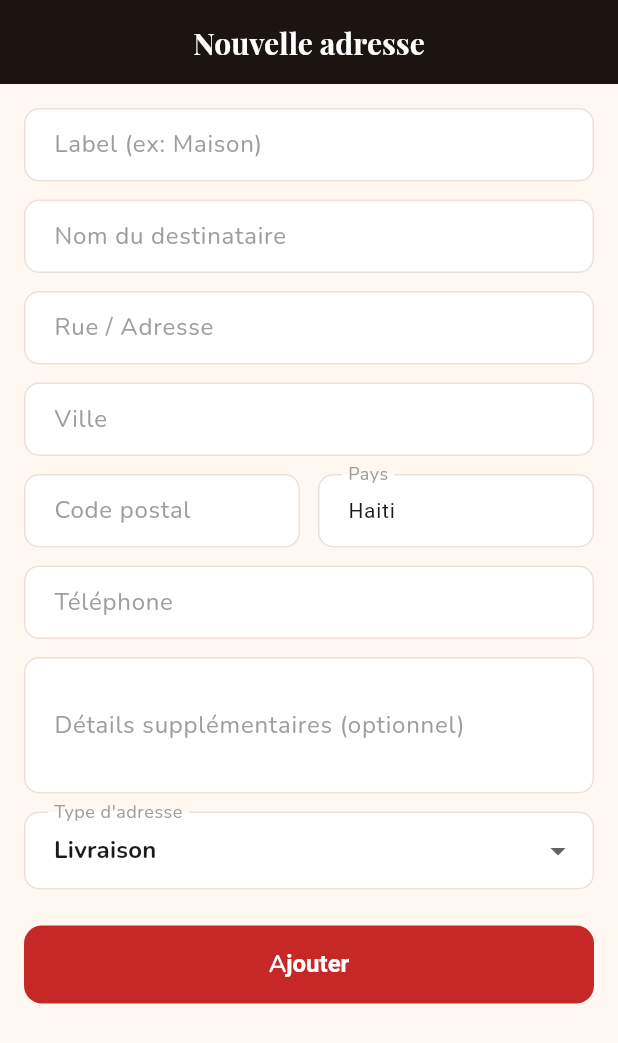
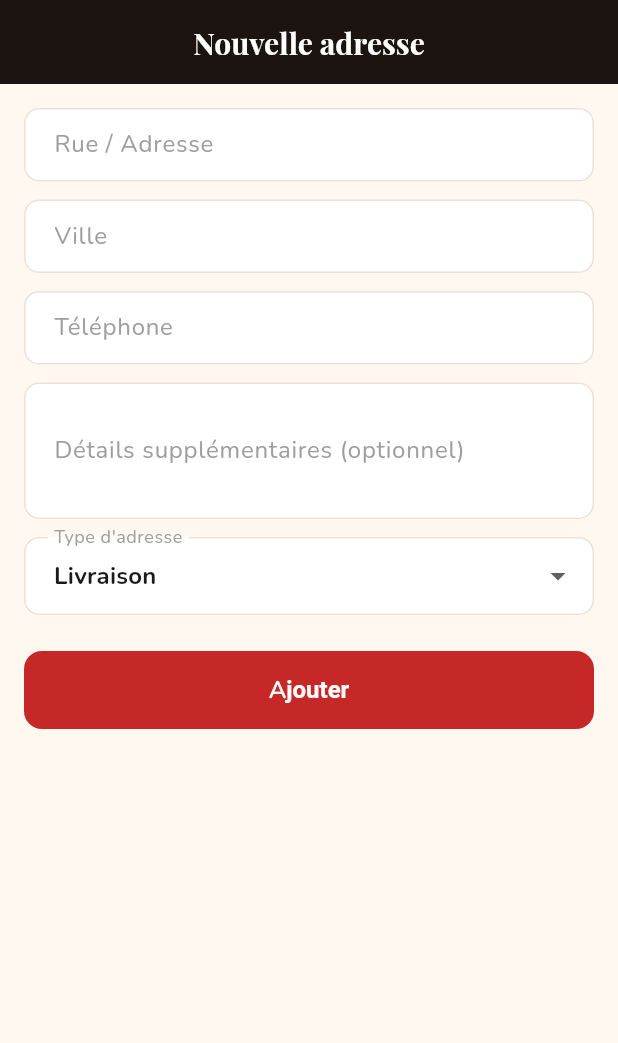
Before and after one commit to Vaillantval/Hayitis-Version-Mobile, a Flutter app: the AddressFormScreen screen opened by its route, on a phone screen of 412 x 824 dp. Shown: the top 1043 px of the screen. Run offline on Flutter 3.47's test engine with Material 3 defaults, Android fonts, the phone set to English and light mode, and no system bars; our stand-ins replace audioplayers, cached_network_image, connectivity_plus, dio, emoji_picker_flutter, firebase_core and 16 more; missing offline and left inert: flutter_sound, flutter_stripe; accounts and stored records are empty; network calls fail.

Commit message:
feat(addresses): remove label/nom/pays/code-postal from form and model
Backend no longer exposes name, code_postal, country fields. Model now
uses @Default values for those so fromJson doesn't crash. Phone is now
nullable. Form is trimmed to: street, city, phone, details, type.

Co-Authored-By: Claude Sonnet 4.6 <noreply@anthropic.com>

```diff
--- a/lib/features/addresses/screens/address_form_screen.dart
+++ b/lib/features/addresses/screens/address_form_screen.dart
@@ -16,12 +16,8 @@ class AddressFormScreen extends ConsumerStatefulWidget {
 }
 
 class _AddressFormScreenState extends ConsumerState<AddressFormScreen> {
-  final _nameCtrl    = TextEditingController();
-  final _fullNameCtrl= TextEditingController();
   final _streetCtrl  = TextEditingController();
   final _cityCtrl    = TextEditingController();
-  final _codeCtrl    = TextEditingController();
-  final _countryCtrl = TextEditingController(text: 'Haiti');
   final _phoneCtrl   = TextEditingController();
   final _detailsCtrl = TextEditingController();
   String _adressType = 'shipping';
@@ -34,13 +30,9 @@ class _AddressFormScreenState extends ConsumerState<AddressFormScreen> {
       final addresses = ref.read(addressProvider).valueOrNull ?? [];
       final addr = addresses.where((a) => a.id == widget.addressId).firstOrNull;
       if (addr != null) {
-        _nameCtrl.text     = addr.name;
-        _fullNameCtrl.text = addr.fullName;
         _streetCtrl.text   = addr.street;
         _cityCtrl.text     = addr.city;
-        _codeCtrl.text     = addr.codePostal;
-        _countryCtrl.text  = addr.country;
-        _phoneCtrl.text    = addr.phone;
+        _phoneCtrl.text    = addr.phone ?? '';
         _detailsCtrl.text  = addr.moreDetails ?? '';
         _adressType        = addr.adressType;
       }
@@ -49,7 +41,7 @@ class _AddressFormScreenState extends ConsumerState<AddressFormScreen> {
 
   @override
   void dispose() {
-    for (final c in [_nameCtrl, _fullNameCtrl, _streetCtrl, _cityCtrl, _codeCtrl, _countryCtrl, _phoneCtrl, _detailsCtrl]) {
+    for (final c in [_streetCtrl, _cityCtrl, _phoneCtrl, _detailsCtrl]) {
       c.dispose();
     }
     super.dispose();
@@ -58,15 +50,11 @@ class _AddressFormScreenState extends ConsumerState<AddressFormScreen> {
   Future<void> _save() async {
     setState(() => _isLoading = true);
     final data = {
-      'name':       _nameCtrl.text.trim(),
-      'full_name':  _fullNameCtrl.text.trim(),
-      'street':     _streetCtrl.text.trim(),
-      'city':       _cityCtrl.text.trim(),
-      'code_postal': _codeCtrl.text.trim(),
-      'country':    _countryCtrl.text.trim(),
-      'phone':      _phoneCtrl.text.trim(),
+      'street':       _streetCtrl.text.trim(),
+      'city':         _cityCtrl.text.trim(),
+      'phone':        _phoneCtrl.text.trim(),
       'more_details': _detailsCtrl.text.trim().isEmpty ? null : _detailsCtrl.text.trim(),
-      'adress_type': _adressType,
+      'adress_type':  _adressType,
     };
     try {
       if (widget.addressId != null) {
@@ -92,19 +80,9 @@ class _AddressFormScreenState extends ConsumerState<AddressFormScreen> {
       body: SingleChildScrollView(
         padding: const EdgeInsets.all(16),
         child: Column(children: [
-          CustomTextField(label: 'Label (ex: Maison)', controller: _nameCtrl),
-          const SizedBox(height: 12),
-          CustomTextField(label: 'Nom du destinataire', controller: _fullNameCtrl),
-          const SizedBox(height: 12),
           CustomTextField(label: 'Rue / Adresse', controller: _streetCtrl),
           const SizedBox(height: 12),
           CustomTextField(label: 'Ville', controller: _cityCtrl),
-          const SizedBox(height: 12),
-          Row(children: [
-            Expanded(child: CustomTextField(label: 'Code postal', controller: _codeCtrl)),
-            const SizedBox(width: 12),
-            Expanded(child: CustomTextField(label: 'Pays', controller: _countryCtrl)),
-          ]),
           const SizedBox(height: 12),
           CustomTextField(label: 'Téléphone', controller: _phoneCtrl, keyboardType: TextInputType.phone),
           const SizedBox(height: 12),
```
Also changed, not shown: lib/features/addresses/models/address.dart (+11 -9 lines), lib/features/addresses/models/address.freezed.dart, lib/features/addresses/models/address.g.dart.
